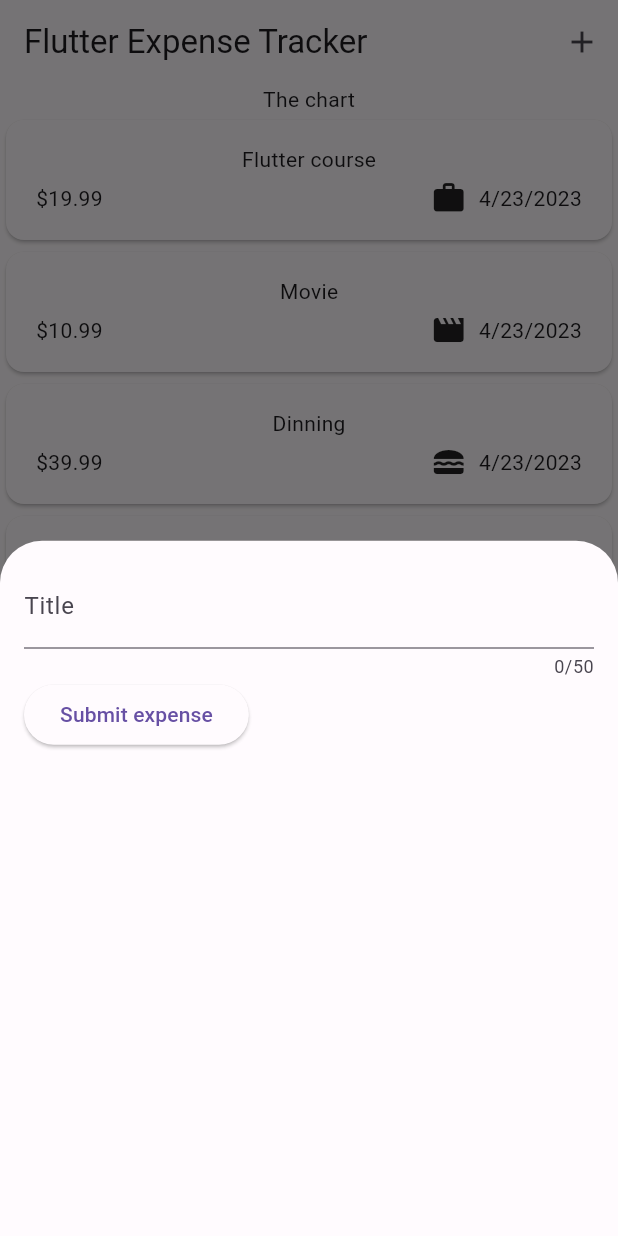
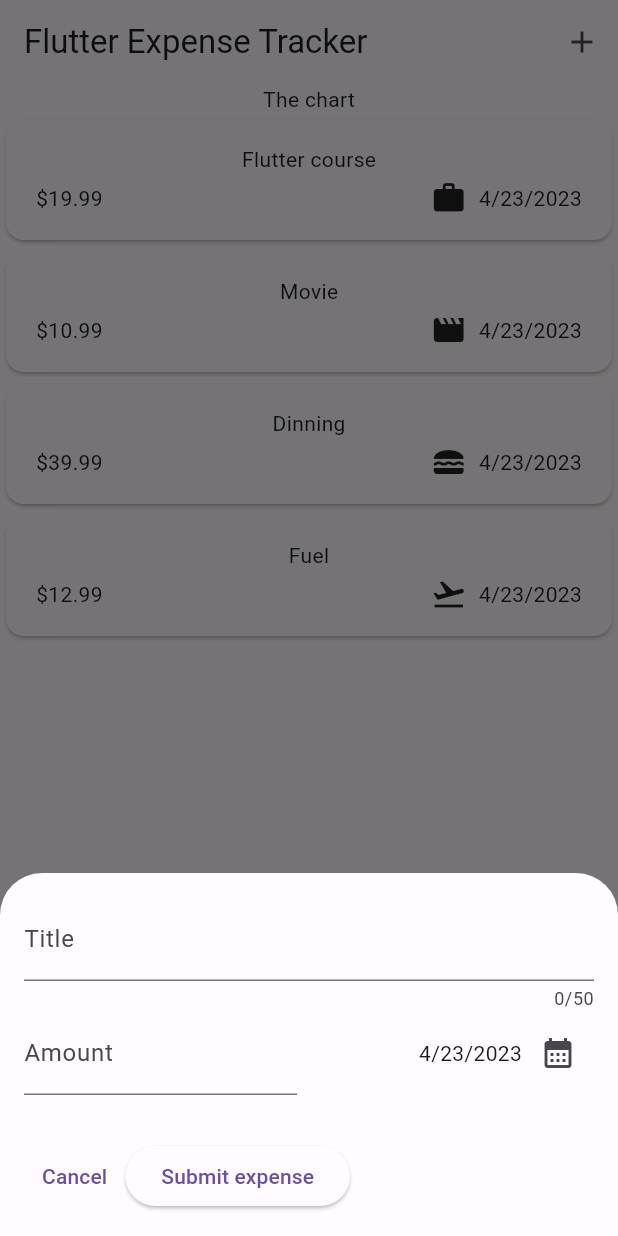
Before and after one commit to chawatvish/flutter-expense-app, a Flutter app: the screen it shows after launch, after a tap on the "add" icon, on a phone screen of 412 x 824 dp. Run offline on Flutter 3.47's test engine with Material 2 defaults, Android fonts, the phone set to English and light mode, and no system bars.

Commit message:
add date picker

```diff
--- a/lib/widgets/expenses.dart
+++ b/lib/widgets/expenses.dart
@@ -36,9 +36,19 @@ class _ExpensesState extends State<Expenses> {
 
   void _openAddExpenseOverlay() {
     showModalBottomSheet(
+      isScrollControlled: true,
       context: context,
       builder: (ctx) {
-        return const NewExpense();
+        return Container(
+          padding:
+              EdgeInsets.only(bottom: MediaQuery.of(context).viewInsets.bottom),
+          child: Column(
+            mainAxisSize: MainAxisSize.min,
+            children: const [
+              NewExpense(),
+            ],
+          ),
+        );
       },
     );
   }
--- a/lib/widgets/new_expense.dart
+++ b/lib/widgets/new_expense.dart
@@ -1,4 +1,5 @@
 import 'package:flutter/material.dart';
+import 'package:flutter_expense_app/models/expense.dart';
 
 class NewExpense extends StatefulWidget {
   const NewExpense({Key? key}) : super(key: key);
@@ -9,10 +10,31 @@ class NewExpense extends StatefulWidget {
 
 class _NewExpenseState extends State<NewExpense> {
   final _titleController = TextEditingController();
+  final _amountController = TextEditingController();
+  DateTime _selectedDate = DateTime.now();
+
+  void _presentDatePicker() async {
+    final now = DateTime.now();
+    final firstDate = DateTime(now.year - 1, now.month, now.day);
+    final lastDate = DateTime(now.year + 1, now.month, now.day);
+    final pickedDate = await showDatePicker(
+      context: context,
+      initialDate: _selectedDate,
+      firstDate: firstDate,
+      lastDate: lastDate,
+    );
+    // Run after date picker finish task
+    if (pickedDate != null) {
+      setState(() {
+        _selectedDate = pickedDate;
+      });
+    }
+  }
 
   @override
   void dispose() {
     _titleController.dispose();
+    _amountController.dispose();
     super.dispose();
   }
 
@@ -31,11 +53,51 @@ class _NewExpenseState extends State<NewExpense> {
           ),
           Row(
             children: [
+              Expanded(
+                child: TextField(
+                  controller: _amountController,
+                  decoration: const InputDecoration(
+                    prefixText: '\$',
+                    label: Text('Amount'),
+                  ),
+                  keyboardType: TextInputType.number,
+                ),
+              ),
+              const SizedBox(
+                width: 16,
+              ),
+              Expanded(
+                child: Row(
+                  mainAxisAlignment: MainAxisAlignment.end,
+                  crossAxisAlignment: CrossAxisAlignment.center,
+                  children: [
+                    Text(formatter.format(_selectedDate)),
+                    IconButton(
+                      onPressed: _presentDatePicker,
+                      icon: const Icon(Icons.calendar_month),
+                    ),
+                  ],
+                ),
+              ),
+            ],
+          ),
+          const SizedBox(
+            height: 30,
+          ),
+          Row(
+            children: [
+              TextButton(
+                onPressed: () {
+                  Navigator.pop(context);
+                },
+                child: const Text('Cancel'),
+              ),
               ElevatedButton(
                 onPressed: () {
                   print(_titleController.text);
+                  print(_amountController.text);
                 },
-                child: Text('Submit expense'),
+                child: const Text('Submit expense'),
               ),
             ],
           ),
```
